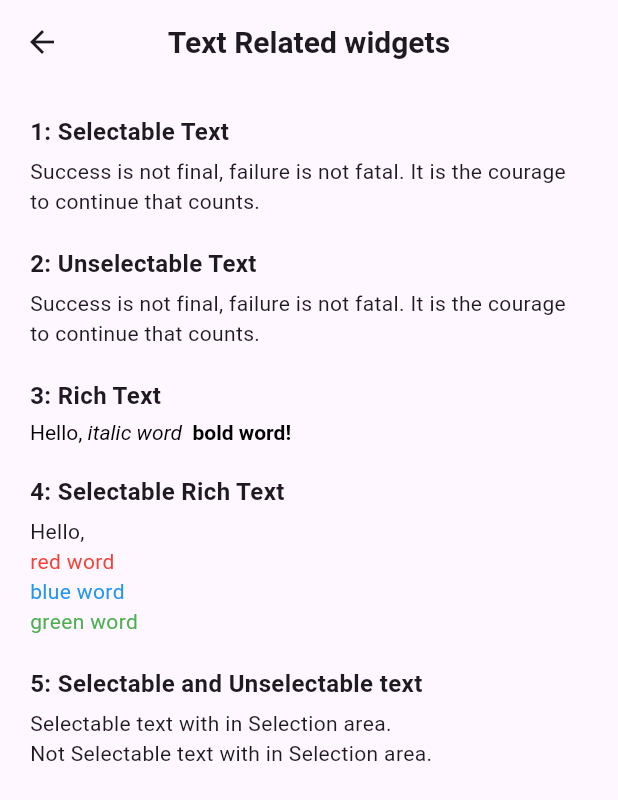
After one commit to sharmin-softbdltd/flutter_widgets, a Flutter app: the screen it shows after launch, after a tap on "2: Texts", on a phone screen of 412 x 824 dp. The commit adds this screen. Shown: the top 800 px of the screen. Run offline on Flutter 3.47's test engine with Material 3 defaults, Android fonts, the phone set to English and light mode, and no system bars; our stand-ins replace get.

Commit message:
Texts and Buttons Files Added

```diff
--- a/lib/app/modules/home/views/home_view.dart
+++ b/lib/app/modules/home/views/home_view.dart
@@ -19,35 +19,52 @@ class HomeView extends GetView<HomeController> {
         ),
         centerTitle: true,
       ),
-      body: const SingleChildScrollView(
+      body: SingleChildScrollView(
         child: Padding(
           padding: EdgeInsets.all(20),
           child: Column(
             crossAxisAlignment: CrossAxisAlignment.start,
             children: [
+              GestureDetector(
+                onTap: () {
+                  Get.toNamed('/buttonrelatedwidgets');
+                },
+                child: Text(
+                  '1: Buttons',
+                  style: TextStyle(fontSize: 20),
+                ),
+              ),
+              SizedBox(
+                height: 5,
+              ),
+              GestureDetector(
+                onTap: () {
+                  Get.toNamed('/textrelatedwidgets');
+                },
+                child: Text(
+                  '2: Texts',
+                  style: TextStyle(fontSize: 20),
+                ),
+              ),
+              SizedBox(
+                height: 5,
+              ),
               Text(
-                '1: Buttons',
+                '3: Input Field',
                 style: TextStyle(fontSize: 20),
               ),
               SizedBox(
                 height: 5,
               ),
               Text(
-                '2: Texts',
+                '4: Layout',
                 style: TextStyle(fontSize: 20),
               ),
               SizedBox(
                 height: 5,
               ),
               Text(
-                '2: Texts',
-                style: TextStyle(fontSize: 20),
-              ),
-              SizedBox(
-                height: 5,
-              ),
-              Text(
-                '2: Texts',
+                '5: Search bar',
                 style: TextStyle(fontSize: 20),
               ),
             ],
--- /dev/null
+++ b/lib/app/modules/textrelatedwidgets/bindings/textrelatedwidgets_binding.dart
@@ -0,0 +1,12 @@
+import 'package:get/get.dart';
+
+import '../controllers/textrelatedwidgets_controller.dart';
+
+class TextrelatedwidgetsBinding extends Bindings {
+  @override
+  void dependencies() {
+    Get.lazyPut<TextrelatedwidgetsController>(
+      () => TextrelatedwidgetsController(),
+    );
+  }
+}
--- /dev/null
+++ b/lib/app/modules/textrelatedwidgets/views/textrelatedwidgets_view.dart
@@ -0,0 +1,168 @@
+import 'package:flutter/material.dart';
+import 'package:get/get.dart';
+
+import '../controllers/textrelatedwidgets_controller.dart';
+
+class TextrelatedwidgetsView extends GetView<TextrelatedwidgetsController> {
+  const TextrelatedwidgetsView({super.key});
+
+  @override
+  Widget build(BuildContext context) {
+    return Scaffold(
+      appBar: AppBar(
+        title: const Text(
+          'Text Related widgets',
+          style: TextStyle(
+            fontSize: 20,
+            fontWeight: FontWeight.bold,
+          ),
+        ),
+        centerTitle: true,
+      ),
+      body: SingleChildScrollView(
+        child: Padding(
+          padding: EdgeInsets.all(20),
+          child: Column(
+            crossAxisAlignment: CrossAxisAlignment.start,
+            children: [
+              // SELECTABLE TEXT
+              SelectableText(
+                '1: Selectable Text',
+                style: TextStyle(
+                  fontSize: 16,
+                  fontWeight: FontWeight.bold,
+                ),
+              ),
+              SizedBox(
+                height: 5,
+              ),
+              SelectableText(
+                'Success is not final, failure is not fatal. It is the courage to continue that counts.',
+                style: TextStyle(
+                  fontSize: 14,
+                ),
+              ),
+              SizedBox(
+                height: 20,
+              ),
+              // UN SELECTABLE TEXT
+              Text(
+                '2: Unselectable Text',
+                style: TextStyle(
+                  fontSize: 16,
+                  fontWeight: FontWeight.bold,
+                ),
+              ),
+              SizedBox(
+                height: 5,
+              ),
+              Text(
+                'Success is not final, failure is not fatal. It is the courage to continue that counts.',
+                style: TextStyle(
+                  fontSize: 14,
+                ),
+              ),
+              SizedBox(
+                height: 20,
+              ),
+              // RICH TEXT
+              Text(
+                '3: Rich Text ',
+                style: TextStyle(
+                  fontSize: 16,
+                  fontWeight: FontWeight.bold,
+                ),
+              ),
+              SizedBox(
+                height: 5,
+              ),
+              RichText(
+                text: TextSpan(
+                  text: 'Hello, ',
+                  style: TextStyle(fontSize: 14, color: Colors.black),
+                  children: const <TextSpan>[
+                    TextSpan(
+                      text: 'italic word ',
+                      style: TextStyle(
+                        fontStyle: FontStyle.italic,
+                      ),
+                    ),
+                    TextSpan(
+                      text: ' bold word!',
+                      style: TextStyle(
+                        fontWeight: FontWeight.bold,
+                      ),
+                    ),
+                  ],
+                ),
+              ),
+              SizedBox(
+                height: 20,
+              ),
+              // SELECTABLE RICH TEXT
+              Text(
+                '4: Selectable Rich Text ',
+                style: TextStyle(
+                  fontSize: 16,
+                  fontWeight: FontWeight.bold,
+                ),
+              ),
+              SizedBox(
+                height: 5,
+              ),
+
+              SelectableText.rich(
+                style: TextStyle(
+                  fontSize: 14,
+                ),
+                TextSpan(
+                  text: 'Hello, ',
+                  children: const [
+                    TextSpan(
+                      text: '\nred word ',
+                      style: TextStyle(color: Colors.red),
+                    ),
+                    TextSpan(
+                      text: '\nblue word ',
+                      style: TextStyle(color: Colors.blue),
+                    ),
+                    TextSpan(
+                      text: '\ngreen word ',
+                      style: TextStyle(color: Colors.green),
+                    ),
+                  ],
+                ),
+              ),
+              SizedBox(
+                height: 20,
+              ),
+              // SELECTABLE TEXT WITH SELECTION AREA
+              Text(
+                '5: Selectable and Unselectable text',
+                style: TextStyle(
+                  fontSize: 16,
+                  fontWeight: FontWeight.bold,
+                ),
+              ),
+              SizedBox(
+                height: 5,
+              ),
+              SelectionArea(
+                child: Column(
+                  crossAxisAlignment: CrossAxisAlignment.start,
+                  children: [
+                    Text('Selectable text with in Selection area.'),
+                    SelectionContainer.disabled(
+                      child:
+                          Text('Not Selectable text with in Selection area. '),
+                    )
+                  ],
+                ),
+              )
+            ],
+          ),
+        ),
+      ),
+    );
+  }
+}
--- a/lib/app/routes/app_routes.dart
+++ b/lib/app/routes/app_routes.dart
@@ -5,10 +5,14 @@ abstract class Routes {
   Routes._();
 
   static const HOME = _Paths.HOME;
+  static const TEXTRELATEDWIDGETS = _Paths.TEXTRELATEDWIDGETS;
+  static const BUTTONRELATEDWIDGETS = _Paths.BUTTONRELATEDWIDGETS;
 }
 
 abstract class _Paths {
   _Paths._();
 
   static const HOME = '/home';
+  static const TEXTRELATEDWIDGETS = '/textrelatedwidgets';
+  static const BUTTONRELATEDWIDGETS = '/buttonrelatedwidgets';
 }
```
Also changed, not shown: lib/app/modules/buttonrelatedwidgets/bindings/buttonrelatedwidgets_binding.dart (added, +12 -0 lines), lib/app/modules/buttonrelatedwidgets/controllers/buttonrelatedwidgets_controller.dart (added, +24 -0 lines), lib/app/modules/buttonrelatedwidgets/views/buttonrelatedwidgets_view.dart (added, +32 -0 lines), lib/app/modules/textrelatedwidgets/controllers/textrelatedwidgets_controller.dart (added, +24 -0 lines), lib/app/routes/app_pages.dart (+14 -0 lines).
